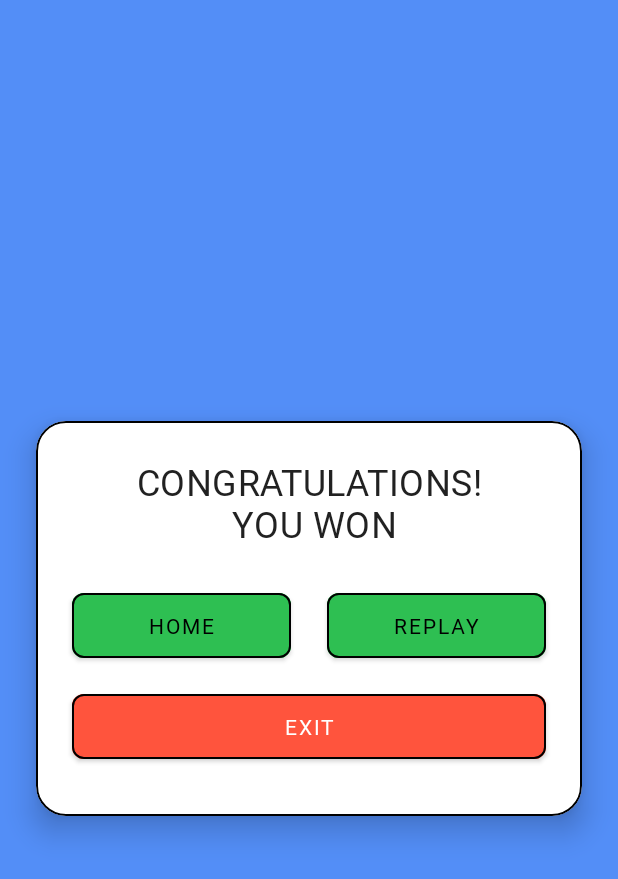
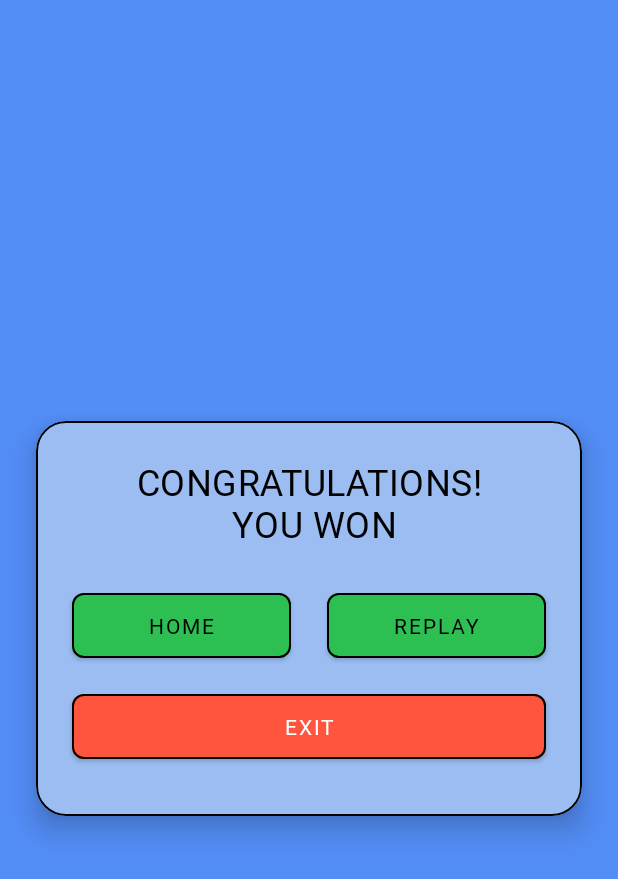
Before and after one commit to ArjunJadeja/Bluffer, an Android app: the ResultFragment screen opened through its navigation route, after a tap on "BLUFFED", on a phone screen of 412 x 824 dp. Shown: the top 879 px of the screen. Run offline under Robolectric (Android 15) with nearby library versions, the phone set to English and light mode, and no system bars; 1 other tap on this screen came first.

Commit message:
Winner Card Layout formatted

```diff
--- a/app/src/main/java/com/arjun/bluffer/view/ResultFragment.kt
+++ b/app/src/main/java/com/arjun/bluffer/view/ResultFragment.kt
@@ -130,19 +130,19 @@ class ResultFragment : Fragment() {
 
     private fun guesserCardGone() {
         binding.guesserCardView.visibility = View.GONE
-        binding.congoCard.visibility = View.VISIBLE
+        binding.winnerCard.visibility = View.VISIBLE
         viewModel.playerResponse(explainedCorrectly, guessedCorrectly)
         binding.greetText.text = "CONGRATULATIONS!\n$winner YOU WON"
     }
 
     private fun showExitCard() {
-        binding.congoCard.visibility = View.GONE
+        binding.winnerCard.visibility = View.GONE
         binding.exitCard.visibility = View.VISIBLE
     }
 
     private fun hideExitCard() {
         binding.exitCard.visibility = View.GONE
-        binding.congoCard.visibility = View.VISIBLE
+        binding.winnerCard.visibility = View.VISIBLE
     }
 
 }
--- a/app/src/main/res/layout/fragment_game.xml
+++ b/app/src/main/res/layout/fragment_game.xml
@@ -70,13 +70,13 @@
         style="@style/card_style"
         android:layout_width="wrap_content"
         android:layout_height="wrap_content"
-        android:layout_margin="@dimen/margin_bigger"
         android:backgroundTint="@color/red"
         android:visibility="gone"
         app:cardCornerRadius="@dimen/corner_small"
         app:layout_constraintBottom_toTopOf="@id/imageView"
         app:layout_constraintEnd_toEndOf="parent"
-        app:layout_constraintStart_toStartOf="parent">
+        app:layout_constraintStart_toStartOf="parent"
+        app:layout_constraintTop_toTopOf="parent">
 
         <TextView
             android:id="@+id/timer"
@@ -113,10 +113,11 @@
         style="@style/button_style"
         android:layout_width="wrap_content"
         android:layout_height="wrap_content"
-        android:layout_margin="@dimen/margin_bigger"
         android:backgroundTint="@color/green"
+        android:padding="@dimen/padding_medium"
         android:text="@string/increase_time"
         android:visibility="gone"
+        app:layout_constraintBottom_toBottomOf="parent"
         app:layout_constraintEnd_toEndOf="parent"
         app:layout_constraintStart_toStartOf="parent"
         app:layout_constraintTop_toBottomOf="@id/imageView" />
--- a/app/src/main/res/layout/fragment_result.xml
+++ b/app/src/main/res/layout/fragment_result.xml
@@ -43,11 +43,10 @@
                 android:layout_width="match_parent"
                 android:layout_height="wrap_content"
                 android:layout_gravity="center"
-                android:layout_marginStart="@dimen/margin_big"
-                android:layout_marginEnd="@dimen/margin_big"
+                android:layout_marginStart="@dimen/margin_bigger"
+                android:layout_marginEnd="@dimen/margin_bigger"
                 android:backgroundTint="@color/green"
-                android:text="@string/yes"
-                android:textSize="@dimen/font_small" />
+                android:text="@string/yes" />
 
             <com.google.android.material.button.MaterialButton
                 android:id="@+id/explainer_truth_button"
@@ -55,12 +54,11 @@
                 android:layout_width="match_parent"
                 android:layout_height="wrap_content"
                 android:layout_gravity="center"
-                android:layout_marginStart="@dimen/margin_big"
-                android:layout_marginEnd="@dimen/margin_big"
+                android:layout_marginStart="@dimen/margin_bigger"
+                android:layout_marginEnd="@dimen/margin_bigger"
                 android:layout_marginBottom="@dimen/margin_big"
                 android:backgroundTint="@color/green"
-                android:text="@string/no"
-                android:textSize="@dimen/font_small" />
+                android:text="@string/no" />
 
         </LinearLayout>
 
@@ -104,11 +102,10 @@
                 android:layout_width="match_parent"
                 android:layout_height="wrap_content"
                 android:layout_gravity="center"
-                android:layout_marginStart="@dimen/margin_big"
-                android:layout_marginEnd="@dimen/margin_big"
+                android:layout_marginStart="@dimen/margin_bigger"
+                android:layout_marginEnd="@dimen/margin_bigger"
                 android:backgroundTint="@color/green"
-                android:text="@string/bluff"
-                android:textSize="@dimen/font_small" />
+                android:text="@string/bluff" />
 
             <com.google.android.material.button.MaterialButton
                 android:id="@+id/guesser_truth_button"
@@ -116,12 +113,11 @@
                 android:layout_width="match_parent"
                 android:layout_height="wrap_content"
                 android:layout_gravity="center"
-                android:layout_marginStart="@dimen/margin_big"
-                android:layout_marginEnd="@dimen/margin_big"
+                android:layout_marginStart="@dimen/margin_bigger"
+                android:layout_marginEnd="@dimen/margin_bigger"
                 android:layout_marginBottom="@dimen/margin_big"
                 android:backgroundTint="@color/green"
-                android:text="@string/truth"
-                android:textSize="@dimen/font_small" />
+                android:text="@string/truth" />
 
         </LinearLayout>
 
@@ -129,12 +125,13 @@
 
     <!--    Winner-->
     <com.google.android.material.card.MaterialCardView
-        android:id="@+id/congo_card"
+        android:id="@+id/winner_card"
         style="@style/card_style"
         android:layout_width="match_parent"
         android:layout_height="wrap_content"
         android:layout_margin="@dimen/margin_big"
         android:layout_marginTop="@dimen/margin_too_big"
+        android:backgroundTint="@color/light_blue"
         android:visibility="gone"
         app:cardCornerRadius="@dimen/corner_big"
         app:layout_constraintBottom_toBottomOf="parent"
@@ -155,6 +152,7 @@
                 android:layout_margin="@dimen/margin_big"
                 android:gravity="center"
                 android:textAppearance="?attr/textAppearanceHeadline6"
+                android:textColor="@color/black"
                 android:textSize="@dimen/font_medium" />
 
             <LinearLayout
--- a/app/src/main/res/values/colors.xml
+++ b/app/src/main/res/values/colors.xml
@@ -7,4 +7,5 @@
     <color name="green">#2EBF52</color>
     <color name="red">#FF543D</color>
     <color name="gray">#D9D9D9</color>
+    <color name="light_blue">#9BBDF1</color>
 </resources>
```
